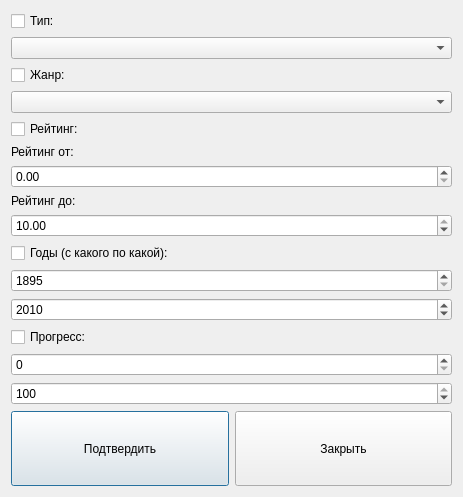
venterum/ReelKeeper, file ui/filter.ui: the form before one commit.
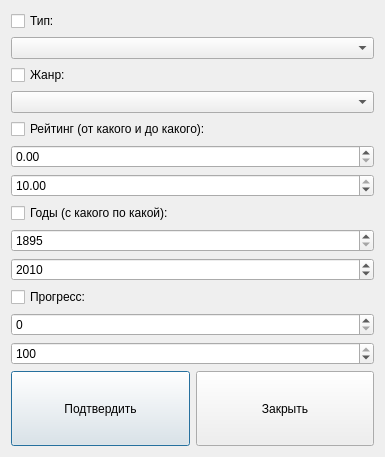
The form after the commit.

Commit message:
Добавлена возможность сброса фильтров в интерфейсе
- Реализована кнопка сброса, которая очищает активные фильтры и поле поиска.
- Изменены размеры окна фильтрации и удалены ненужные лейблы.

Diff of the .ui file:
```diff
--- a/ui/filter.ui
+++ b/ui/filter.ui
@@ -6,8 +6,8 @@
    <rect>
     <x>0</x>
     <y>0</y>
-    <width>463</width>
-    <height>415</height>
+    <width>385</width>
+    <height>422</height>
    </rect>
   </property>
   <property name="windowTitle">
@@ -41,44 +41,30 @@
        <item>
         <widget class="QCheckBox" name="checkBoxRating">
          <property name="text">
-          <string>Рейтинг: </string>
-         </property>
-        </widget>
-       </item>
-       <item>
-        <widget class="QLabel" name="ratingLabel">
-         <property name="text">
-          <string>Рейтинг от:</string>
+          <string>Рейтинг (от какого и до какого):</string>
          </property>
         </widget>
        </item>
        <item>
         <widget class="QDoubleSpinBox" name="ratingSpin">
          <property name="maximum">
-          <double>10.0</double>
+          <double>10.000000000000000</double>
          </property>
          <property name="singleStep">
-          <double>0.1</double>
-         </property>
-        </widget>
-       </item>
-       <item>
-        <widget class="QLabel" name="ratingLabelTo">
-         <property name="text">
-          <string>Рейтинг до:</string>
+          <double>0.100000000000000</double>
          </property>
         </widget>
        </item>
        <item>
         <widget class="QDoubleSpinBox" name="ratingSpinTo">
          <property name="maximum">
-          <double>10.0</double>
+          <double>10.000000000000000</double>
+         </property>
+         <property name="singleStep">
+          <double>0.100000000000000</double>
          </property>
          <property name="value">
-          <double>10.0</double>
-         </property>
-         <property name="singleStep">
-          <double>0.1</double>
+          <double>10.000000000000000</double>
          </property>
         </widget>
        </item>
```
The commit also changes 1 other file.
